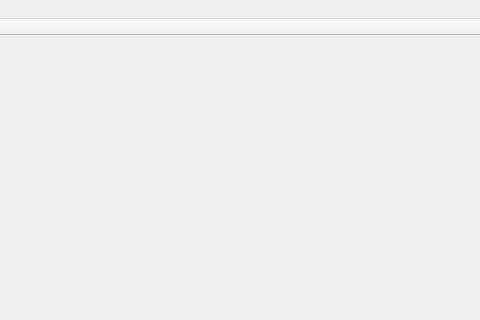
Before: the Qt Designer form Project/NISpeculum/GUI/SpeculumGUI.ui in mariojgpinto/Thesis, drawn with Qt 5; both pictures show x 180 to 660 and y 0 to 320 of the 660 by 581 pixel window.
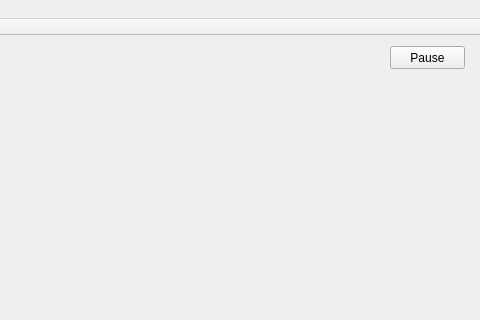
After: the same form once the commit is applied.

Commit message: Added Pause function

What changed in the file:
```diff
--- a/Project/NISpeculum/GUI/SpeculumGUI.ui
+++ b/Project/NISpeculum/GUI/SpeculumGUI.ui
@@ -50,6 +50,19 @@
      <string>Add Mirror</string>
     </property>
    </widget>
+   <widget class="QPushButton" name="_main_pushButton_pause">
+    <property name="geometry">
+     <rect>
+      <x>570</x>
+      <y>10</y>
+      <width>75</width>
+      <height>23</height>
+     </rect>
+    </property>
+    <property name="text">
+     <string>Pause</string>
+    </property>
+   </widget>
   </widget>
   <widget class="QMenuBar" name="menuBar">
    <property name="geometry">
```
Left out of the diff: 2 changed lines with no effect on the pictures. The commit also changes 9 other files.
